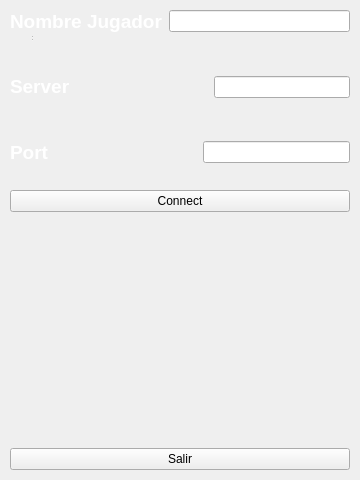
Above: Client/ui/ui/login.ui from AbrahamOsco/Worms-Taller-1 before the change. Below: the same form after it.
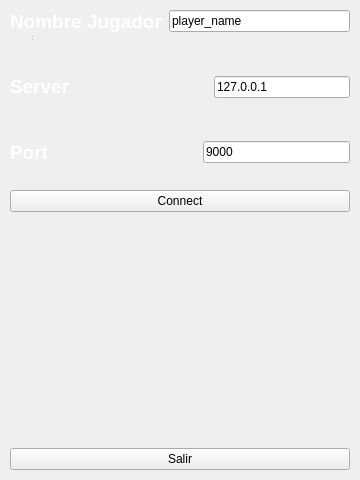
That is the form after the change.

Commit message: mainmenu ahora aparece en el medio de la pantalla, login tiene valores por default y falta agregar una mejor imagen para mainmenuy

Diff of the .ui file:
```diff
--- a/Client/ui/ui/login.ui
+++ b/Client/ui/ui/login.ui
@@ -77,8 +77,10 @@
          <string>&lt;html&gt;&lt;head/&gt;&lt;body&gt;&lt;p&gt;Nombre del Jugador&lt;/p&gt;&lt;/body&gt;&lt;/html&gt;</string>
         </property>
         <property name="styleSheet">
-         <string notr="true">
-</string>
+         <string notr="true"/>
+        </property>
+        <property name="text">
+         <string>player_name</string>
         </property>
        </widget>
       </item>
@@ -136,6 +138,9 @@
         <property name="styleSheet">
          <string notr="true"/>
         </property>
+        <property name="text">
+         <string>127.0.0.1</string>
+        </property>
        </widget>
       </item>
      </layout>
@@ -192,6 +197,9 @@
         <property name="styleSheet">
          <string notr="true"/>
         </property>
+        <property name="text">
+         <string>9000</string>
+        </property>
        </widget>
       </item>
      </layout>
```
The commit also changes 3 other files.
